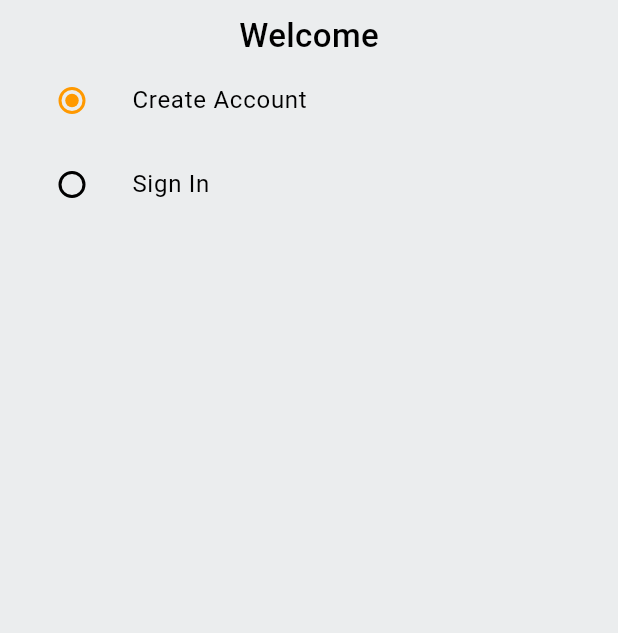
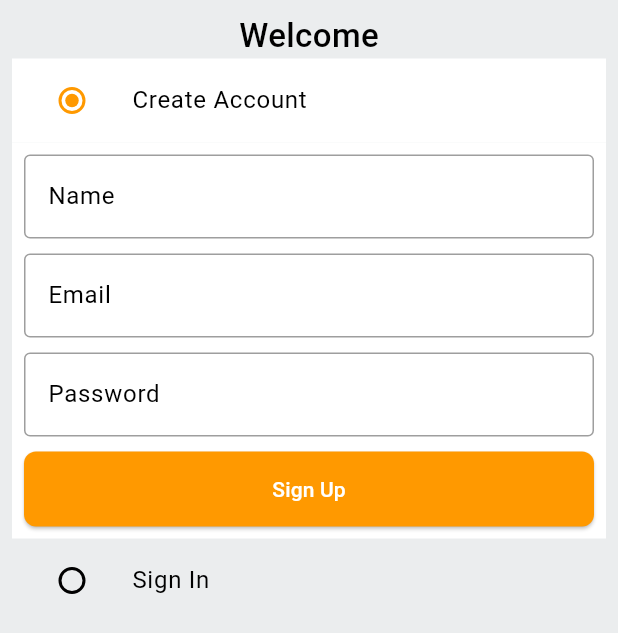
Before and after one commit to massimilianoporzio/amazon_clone, a Flutter app: the screen it shows after launch, on a phone screen of 412 x 824 dp. Shown: the top 633 px of the screen. Run offline on Flutter 3.47's test engine with Material 2 defaults, Android fonts, the phone set to English and light mode, and no system bars; our stand-ins replace equatable, flutter_bloc, get_it, loggy.

Commit message:
aignIn/up

```diff
--- a/lib/app/resources/color_manager.dart
+++ b/lib/app/resources/color_manager.dart
@@ -24,4 +24,6 @@ class ColorManager {
 
   static var selectedNavBarColor = Colors.cyan[800]!;
   static const unselectedNavBarColor = Colors.black87;
+
+  static const textFieldBorderCorlor = Colors.black38;
 }
--- /dev/null
+++ b/lib/core/presentation/widgets/custom_button.dart
@@ -0,0 +1,28 @@
+import 'package:amazon_clone/app/resources/color_manager.dart';
+import 'package:flutter/material.dart';
+
+class CustomButton extends StatelessWidget {
+  final String text;
+  final VoidCallback onTap;
+  const CustomButton({
+    Key? key,
+    required this.text,
+    required this.onTap,
+  }) : super(key: key);
+
+  @override
+  Widget build(BuildContext context) {
+    return ElevatedButton(
+      onPressed: onTap,
+      style: ElevatedButton.styleFrom(
+          shape: RoundedRectangleBorder(
+              borderRadius: BorderRadius.all(Radius.circular(8))),
+          foregroundColor: ColorManager.backgroundColor,
+          backgroundColor: ColorManager.secondaryColor,
+          minimumSize: const Size(double.infinity, 50)),
+      child: Text(
+        text,
+      ),
+    );
+  }
+}
--- /dev/null
+++ b/lib/core/presentation/widgets/custom_textfield.dart
@@ -0,0 +1,35 @@
+import 'package:flutter/material.dart';
+
+import 'package:amazon_clone/app/resources/color_manager.dart';
+
+class CustomTextField extends StatelessWidget {
+  final String hintText;
+  final TextEditingController controller;
+  const CustomTextField({
+    Key? key,
+    required this.hintText,
+    required this.controller,
+  }) : super(key: key);
+
+  @override
+  Widget build(BuildContext context) {
+    return TextFormField(
+      controller: controller,
+      decoration: InputDecoration(
+        hintText: hintText,
+        border: const OutlineInputBorder(
+          borderSide: BorderSide(
+            color: ColorManager.textFieldBorderCorlor,
+          ),
+        ),
+        enabledBorder: const OutlineInputBorder(
+          borderSide: BorderSide(
+            color: ColorManager.textFieldBorderCorlor,
+          ),
+        ),
+      ),
+      //textFormField ha validator
+      validator: (value) {},
+    );
+  }
+}
--- a/lib/features/auth/presentation/pages/auth_screen.dart
+++ b/lib/features/auth/presentation/pages/auth_screen.dart
@@ -1,13 +1,35 @@
 import 'package:amazon_clone/app/resources/color_manager.dart';
+import 'package:amazon_clone/core/presentation/widgets/custom_button.dart';
 import 'package:amazon_clone/features/auth/presentation/cubit/auth_cubit.dart';
 import 'package:flutter/material.dart';
 import 'package:flutter_bloc/flutter_bloc.dart';
 
+import '../../../../core/presentation/widgets/custom_textfield.dart';
 import '../../domain/entities/enums/auth_type.dart';
 
-class AuthScreen extends StatelessWidget {
+class AuthScreen extends StatefulWidget {
   static const String routeName = '/auth-screen';
   const AuthScreen({super.key});
+
+  @override
+  State<AuthScreen> createState() => _AuthScreenState();
+}
+
+class _AuthScreenState extends State<AuthScreen> {
+  final _signupFormKey = GlobalKey<FormState>();
+  final _signinFormKey = GlobalKey<FormState>();
+
+  final TextEditingController _emailController = TextEditingController();
+  final TextEditingController _passwordController = TextEditingController();
+  final TextEditingController _nameController = TextEditingController();
+
+  @override
+  void dispose() {
+    _emailController.dispose();
+    _passwordController.dispose();
+    _nameController.dispose();
+    super.dispose();
+  }
 
   @override
   Widget build(BuildContext context) {
@@ -29,6 +51,9 @@ class AuthScreen extends StatelessWidget {
                     ),
                   ),
                   ListTile(
+                    tileColor: state.authType == AuthType.signUp
+                        ? ColorManager.backgroundColor
+                        : ColorManager.greyBackgroundColor,
                     title: const Text('Create Account'),
                     leading: Radio<AuthType>(
                       activeColor: ColorManager.secondaryColor,
@@ -39,7 +64,51 @@ class AuthScreen extends StatelessWidget {
                       },
                     ),
                   ),
+                  Visibility(
+                    visible: state.authType == AuthType.signUp,
+                    key: _signupFormKey,
+                    child: Container(
+                      padding: const EdgeInsets.all(8.0),
+                      color: ColorManager.backgroundColor,
+                      child: Form(
+                        child: Column(
+                          children: [
+                            CustomTextField(
+                              controller: _nameController,
+                              hintText: "Name",
+                            ),
+                            const SizedBox(
+                              height: 10,
+                            ),
+                            CustomTextField(
+                              controller: _emailController,
+                              hintText: "Email",
+                            ),
+                            const SizedBox(
+                              height: 10,
+                            ),
+                            CustomTextField(
+                              controller: _passwordController,
+                              hintText: "Password",
+                            ),
+                            const SizedBox(
+                              height: 10,
+                            ),
+                            CustomButton(
+                              text: "Sign Up",
+                              onTap: () {
+                                //use the formKey and do validation
+                              },
+                            )
+                          ],
+                        ),
+                      ),
+                    ),
+                  ),
                   ListTile(
+                    tileColor: state.authType == AuthType.signIn
+                        ? ColorManager.backgroundColor
+                        : ColorManager.greyBackgroundColor,
                     title: const Text('Sign In'),
                     leading: Radio<AuthType>(
                       activeColor: ColorManager.secondaryColor,
@@ -49,7 +118,41 @@ class AuthScreen extends StatelessWidget {
                         context.read<AuthCubit>().setAuthType(value!);
                       },
                     ),
-                  )
+                  ),
+                  Visibility(
+                    visible: state.authType == AuthType.signIn,
+                    key: _signinFormKey,
+                    child: Container(
+                      padding: const EdgeInsets.all(8.0),
+                      color: ColorManager.backgroundColor,
+                      child: Form(
+                        child: Column(
+                          children: [
+                            CustomTextField(
+                              controller: _emailController,
+                              hintText: "Email",
+                            ),
+                            const SizedBox(
+                              height: 10,
+                            ),
+                            CustomTextField(
+                              controller: _passwordController,
+                              hintText: "Password",
+                            ),
+                            const SizedBox(
+                              height: 10,
+                            ),
+                            CustomButton(
+                              text: "Sign In",
+                              onTap: () {
+                                //use the formKey and do validation
+                              },
+                            )
+                          ],
+                        ),
+                      ),
+                    ),
+                  ),
                 ],
               ),
             ),
```
Also changed, not shown: 1 other file.
